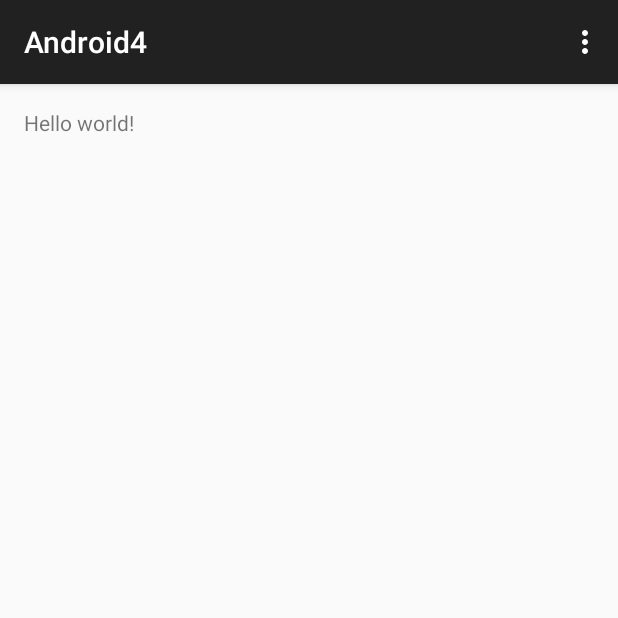
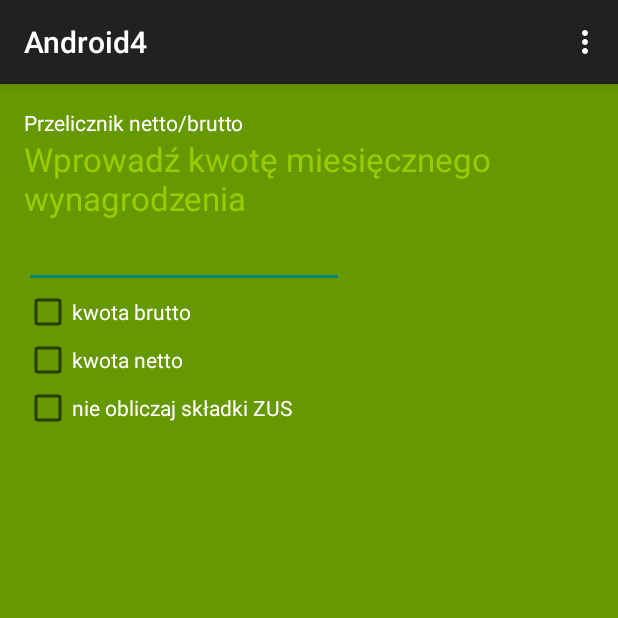
Before and after one commit to adriannakoszowska/Android4, an Android app: the screen it shows after launch (MainActivity), on a phone screen of 412 x 824 dp, the top half of it. Run offline under Robolectric (Android 15) with nearby library versions, the phone set to English and light mode, and no system bars.

Commit message:
layout aplikacji - przelicznik brutto/netto

```diff
--- a/app/src/main/res/layout/activity_main.xml
+++ b/app/src/main/res/layout/activity_main.xml
@@ -3,9 +3,64 @@
     android:layout_height="match_parent" android:paddingLeft="@dimen/activity_horizontal_margin"
     android:paddingRight="@dimen/activity_horizontal_margin"
     android:paddingTop="@dimen/activity_vertical_margin"
-    android:paddingBottom="@dimen/activity_vertical_margin" tools:context=".MainActivity">
+    android:paddingBottom="@dimen/activity_vertical_margin" tools:context=".MainActivity"
+    android:background="@android:color/holo_green_dark">
 
-    <TextView android:text="@string/hello_world" android:layout_width="wrap_content"
-        android:layout_height="wrap_content" />
+    <TextView android:text="Przelicznik netto/brutto" android:layout_width="wrap_content"
+        android:layout_height="wrap_content"
+        android:id="@+id/textView"
+        android:textColor="@android:color/background_light" />
+
+    <TextView
+        android:layout_width="wrap_content"
+        android:layout_height="wrap_content"
+        android:textAppearance="?android:attr/textAppearanceLarge"
+        android:text="Wprowadź kwotę miesięcznego wynagrodzenia"
+        android:id="@+id/textView2"
+        android:layout_below="@+id/textView"
+        android:layout_alignParentLeft="true"
+        android:layout_alignParentStart="true"
+        android:textColor="@android:color/holo_green_light" />
+
+    <EditText
+        android:layout_width="wrap_content"
+        android:layout_height="wrap_content"
+        android:inputType="numberSigned"
+        android:ems="10"
+        android:id="@+id/editText"
+        android:layout_below="@+id/textView2"
+        android:layout_alignParentLeft="true"
+        android:layout_alignParentStart="true"
+        android:textColor="@android:color/background_light" />
+
+    <CheckBox
+        android:layout_width="wrap_content"
+        android:layout_height="wrap_content"
+        android:text="kwota brutto"
+        android:id="@+id/checkBox"
+        android:layout_below="@+id/editText"
+        android:layout_alignParentLeft="true"
+        android:layout_alignParentStart="true"
+        android:textColor="@android:color/background_light" />
+
+    <CheckBox
+        android:layout_width="wrap_content"
+        android:layout_height="wrap_content"
+        android:text="kwota netto"
+        android:id="@+id/checkBox2"
+        android:layout_below="@+id/checkBox"
+        android:layout_alignParentLeft="true"
+        android:layout_alignParentStart="true"
+        android:textColor="@android:color/background_light" />
+
+    <CheckBox
+        android:layout_width="wrap_content"
+        android:layout_height="wrap_content"
+        android:text="nie obliczaj składki ZUS"
+        android:id="@+id/checkBox3"
+        android:layout_below="@+id/checkBox2"
+        android:layout_alignParentLeft="true"
+        android:layout_alignParentStart="true"
+        android:textColor="@android:color/background_light" />
 
 </RelativeLayout>
```
